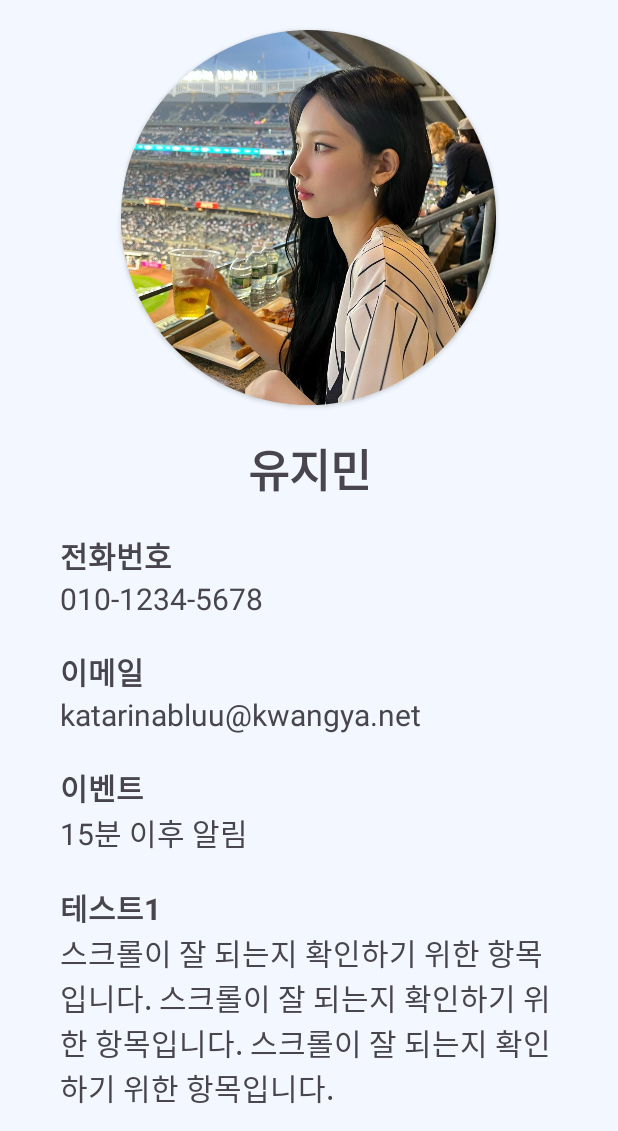
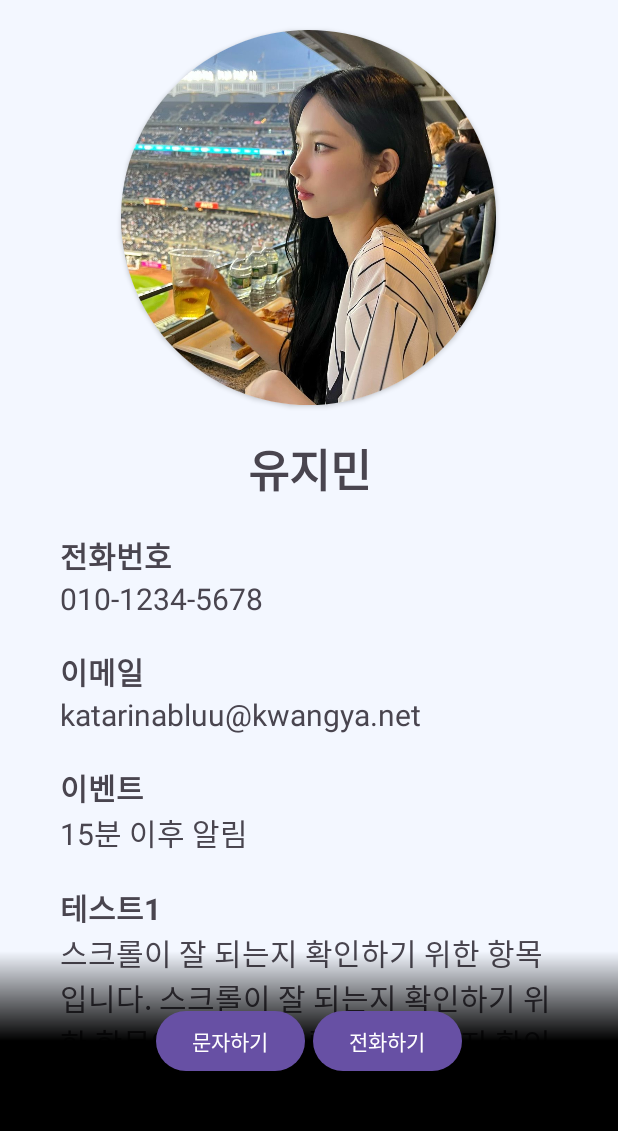
Before and after one commit to NBC-Project-closer/Closer, an Android app: the screen it shows after launch (MainActivity), on a phone screen of 412 x 824 dp, the part 105-1236 px from its top. Run offline under Robolectric (Android 15) with nearby library versions, the phone set to English and light mode, and no system bars.

Commit message:
[fix] 하단의 '전화, 문자 버튼' fragment xml 코드를 아래로 내리니 스크롤과 겹치던 문제가 해결되었다.
elevation하고는 상관없어서 조금 의문이지만, 여튼 해결되었으니 다행이다.

```diff
--- a/app/src/main/res/layout/fragment_contact_detail.xml
+++ b/app/src/main/res/layout/fragment_contact_detail.xml
@@ -13,16 +13,6 @@
         android:name="com.example.nbc_closer.TopBarFragment"
         app:layout_constraintTop_toTopOf="parent"
         app:layout_constraintStart_toStartOf="parent"/>
-
-    <!--하단 버튼-->
-<!--    <fragment-->
-<!--        android:id="@+id/detail_btm_bar_frag"-->
-<!--        android:layout_width="match_parent"-->
-<!--        android:layout_height="120dp"-->
-<!--        android:name="com.example.nbc_closer.DetailButtonBarFragment"-->
-<!--        app:layout_constraintBottom_toBottomOf="parent"-->
-<!--        app:layout_constraintStart_toStartOf="parent"-->
-<!--        android:elevation="10dp"/>-->
 
     <ScrollView
         android:id="@+id/detail_scroll_view"
@@ -142,7 +132,14 @@
                 android:text="스크롤이 잘 되는지 확인하기 위한 항목입니다. 스크롤이 잘 되는지 확인하기 위한 항목입니다. 스크롤이 잘 되는지 확인하기 위한 항목입니다."
                 android:textSize="20dp" />
         </LinearLayout>
-
     </ScrollView>
 
+    <!-- [question] elevation과 상관없이(?) xml에서 아래로 갈수록 상단으로 가는 건가? 희한하네. -->
+    <fragment
+        android:id="@+id/detail_btm_bar_frag"
+        android:layout_width="match_parent"
+        android:layout_height="120dp"
+        android:name="com.example.nbc_closer.DetailButtonBarFragment"
+        app:layout_constraintBottom_toBottomOf="parent"
+        app:layout_constraintStart_toStartOf="parent"/>
 </androidx.constraintlayout.widget.ConstraintLayout>
```
